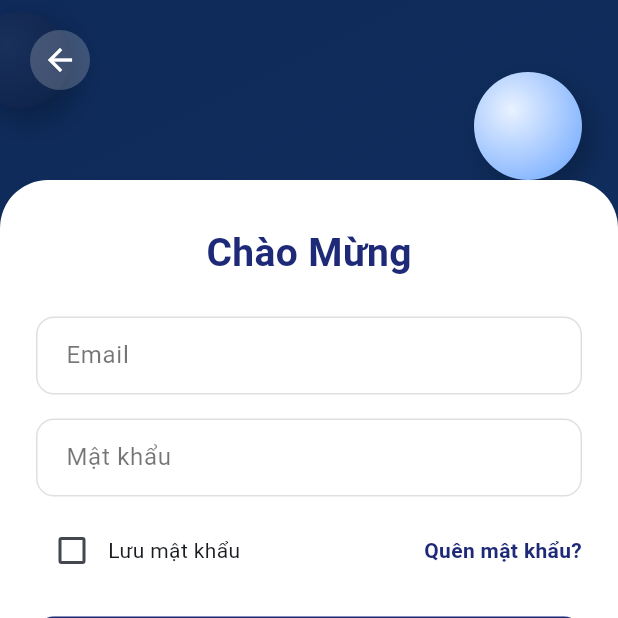
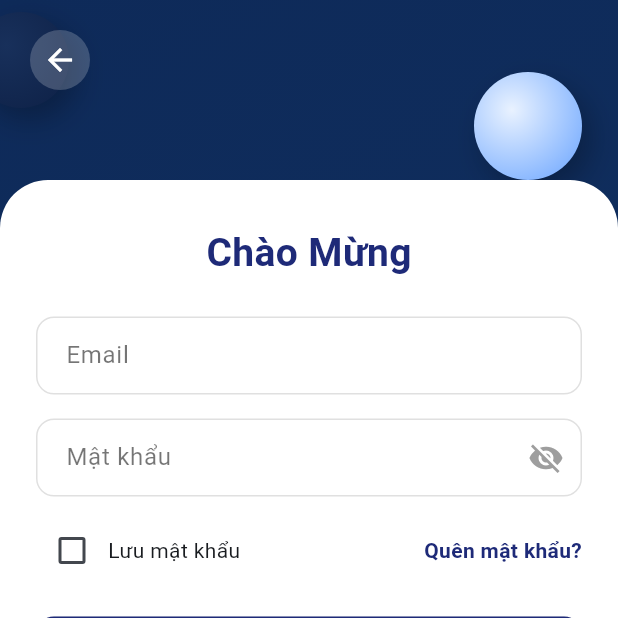
Before and after one commit to TranVanBun080805/2025_LTTBDD_N04_Nhom_TranVanBun, a Flutter app: the LoginScreen screen opened directly, on a phone screen of 412 x 824 dp, the top half of it. Run offline on Flutter 3.47's test engine with Material 3 defaults, Android fonts, the phone set to English and light mode, and no system bars; our stand-ins replace easy_localization.

Commit message:
update login screen

```diff
--- a/laptrinhungdung/lib/screens/auth/login_screen.dart
+++ b/laptrinhungdung/lib/screens/auth/login_screen.dart
@@ -23,6 +23,7 @@ class _LoginScreenState
   final passwordController =
       TextEditingController();
   bool rememberMe = false;
+  bool _obscurePassword = true;
 
   @override
   Widget build(BuildContext context) {
@@ -108,10 +109,35 @@ class _LoginScreenState
                         TextField(
                           controller:
                               passwordController,
-                          obscureText: true,
-                          decoration: _inputStyle(
+                          obscureText:
+                              _obscurePassword,
+                          decoration:
+                              _inputStyle(
                                 "Mật khẩu",
                                 "Nhập mật khẩu",
+                              ).copyWith(
+                                suffixIcon: IconButton(
+                                  icon: Icon(
+                                    _obscurePassword
+                                        ? Icons
+                                              .visibility_off
+                                        : Icons
+                                              .visibility,
+                                    color:
+                                        _obscurePassword
+                                        ? Colors
+                                              .grey
+                                        : const Color(
+                                            0xFF1E2A78,
+                                          ),
+                                  ),
+                                  onPressed: () {
+                                    setState(() {
+                                      _obscurePassword =
+                                          !_obscurePassword;
+                                    });
+                                  },
+                                ),
                               ),
                         ),
                         const SizedBox(
@@ -121,13 +147,14 @@ class _LoginScreenState
                           children: [
                             Checkbox(
                               value: rememberMe,
-                              onChanged: (val) =>
-                                  setState(
-                                    () =>
+                              onChanged:
+                                  (bool? val) {
+                                    setState(() {
                                       rememberMe =
                                           val ??
-                                            false,
-                                  ),
+                                          false;
+                                    });
+                                  },
                               activeColor:
                                   const Color(
                                     0xFF1E2A78,
@@ -310,6 +337,10 @@ class _LoginScreenState
                                   ),
                                 );
                               },
+                              child: MouseRegion(
+                                cursor:
+                                    SystemMouseCursors
+                                        .click,
                                 child: const Text(
                                   "Đăng ký",
                                   style: TextStyle(
@@ -319,6 +350,7 @@ class _LoginScreenState
                                     fontWeight:
                                         FontWeight
                                             .w600,
+                                  ),
                                 ),
                               ),
                             ),
@@ -357,9 +389,11 @@ class _LoginScreenState
           color: Colors.grey.shade300,
         ),
       ),
-      focusedBorder: OutlineInputBorder(
-        borderRadius: BorderRadius.circular(12),
-        borderSide: const BorderSide(
+      focusedBorder: const OutlineInputBorder(
+        borderRadius: BorderRadius.all(
+          Radius.circular(12),
+        ),
+        borderSide: BorderSide(
           color: Color(0xFF1E2A78),
           width: 1.6,
         ),
```
Lines whose indentation alone changed are shown as unchanged.
